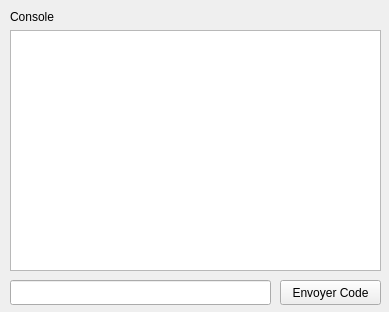
Old version of the form src/Widget/Console.ui in the repository polybox3d/polybox.
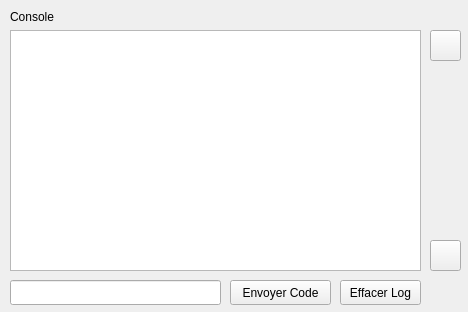
New version of the form. Icons and pictures are not drawn.

Commit message: Add clear and max char stored Add to top and to bot button for fast scrowling

```diff
--- a/src/Widget/Console.ui
+++ b/src/Widget/Console.ui
@@ -6,7 +6,7 @@
    <rect>
     <x>0</x>
     <y>0</y>
-    <width>389</width>
+    <width>468</width>
     <height>312</height>
    </rect>
   </property>
@@ -16,7 +16,7 @@
   <widget class="QPushButton" name="sendCodeButton">
    <property name="geometry">
     <rect>
-     <x>280</x>
+     <x>230</x>
      <y>280</y>
      <width>101</width>
      <height>25</height>
@@ -31,7 +31,7 @@
     <rect>
      <x>10</x>
      <y>280</y>
-     <width>261</width>
+     <width>211</width>
      <height>25</height>
     </rect>
    </property>
@@ -54,11 +54,58 @@
     <rect>
      <x>10</x>
      <y>30</y>
-     <width>371</width>
+     <width>411</width>
      <height>241</height>
     </rect>
    </property>
   </widget>
+  <widget class="QPushButton" name="clearLog">
+   <property name="geometry">
+    <rect>
+     <x>340</x>
+     <y>280</y>
+     <width>81</width>
+     <height>25</height>
+    </rect>
+   </property>
+   <property name="text">
+    <string>Effacer Log</string>
+   </property>
+  </widget>
+  <widget class="QPushButton" name="scrollToTop">
+   <property name="geometry">
+    <rect>
+     <x>430</x>
+     <y>30</y>
+     <width>31</width>
+     <height>31</height>
+    </rect>
+   </property>
+   <property name="text">
+    <string/>
+   </property>
+   <property name="icon">
+    <iconset resource="../ressources.qrc">
+     <normaloff>:/img/img/to-top-green.png</normaloff>:/img/img/to-top-green.png</iconset>
+   </property>
+  </widget>
+  <widget class="QPushButton" name="scrollToBot">
+   <property name="geometry">
+    <rect>
+     <x>430</x>
+     <y>240</y>
+     <width>31</width>
+     <height>31</height>
+    </rect>
+   </property>
+   <property name="text">
+    <string/>
+   </property>
+   <property name="icon">
+    <iconset resource="../ressources.qrc">
+     <normaloff>:/img/img/to-bottom-red.png</normaloff>:/img/img/to-bottom-red.png</iconset>
+   </property>
+  </widget>
  </widget>
  <resources/>
  <connections/>
```
Left out of the diff: 4 changed lines with no effect on the pictures. The commit also changes 2 other files.
